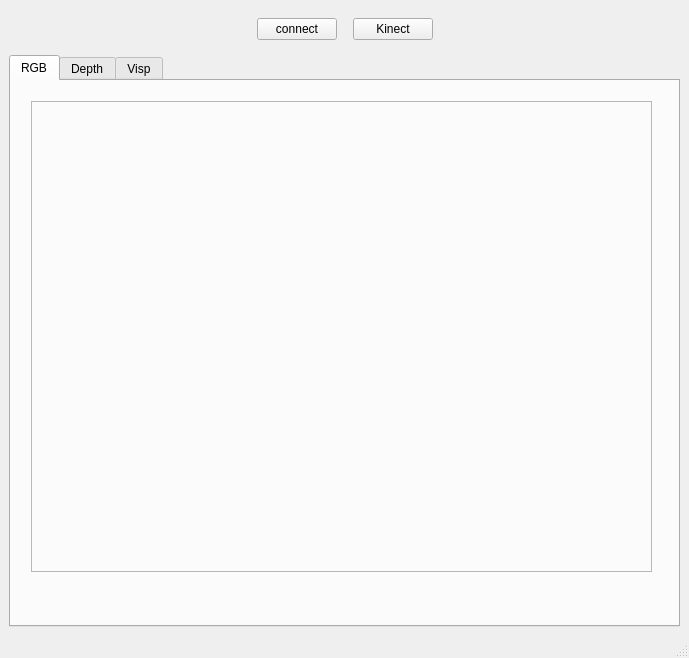
This is src/mainwindow.ui in MRwangmaomao/QT_ROS_Visp_kinectV2_platform-cv_test as Qt 5 draws it before an edit. The edited form follows.
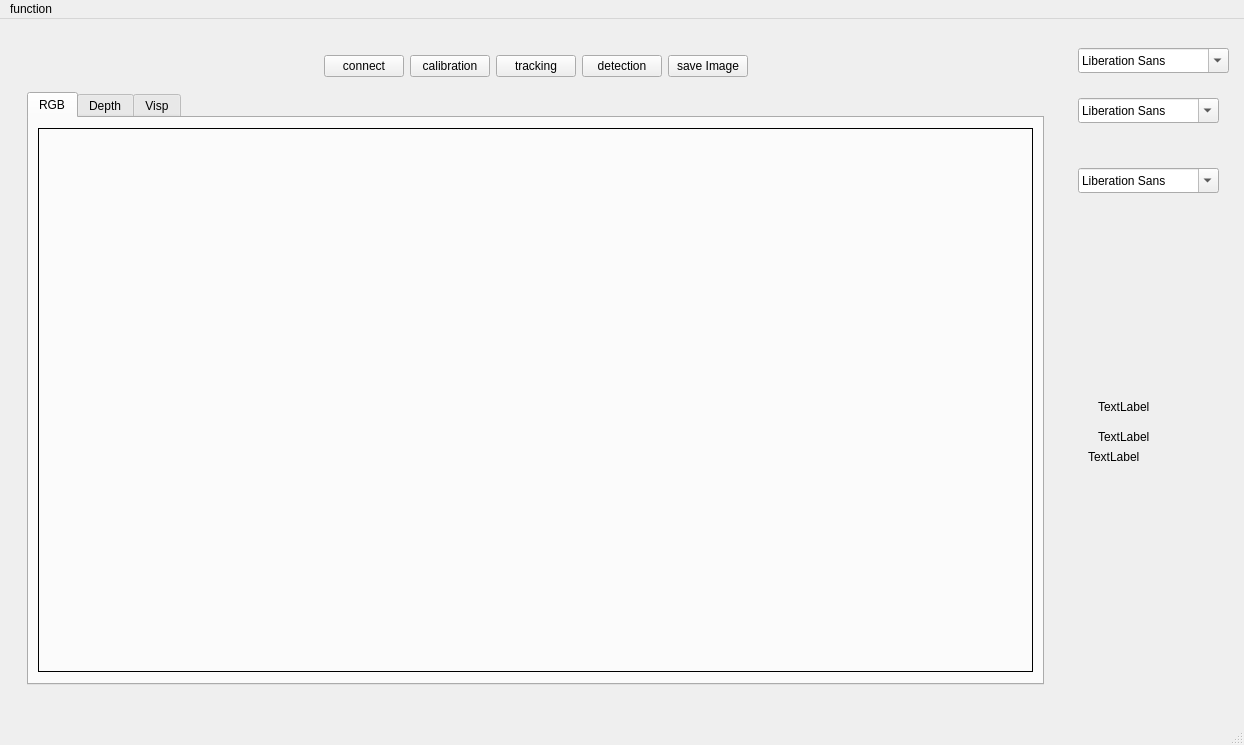
This is the edited form.

```diff
--- a/src/mainwindow.ui
+++ b/src/mainwindow.ui
@@ -6,29 +6,41 @@
    <rect>
     <x>0</x>
     <y>0</y>
-    <width>689</width>
-    <height>658</height>
+    <width>1244</width>
+    <height>745</height>
    </rect>
   </property>
+  <property name="minimumSize">
+   <size>
+    <width>1030</width>
+    <height>680</height>
+   </size>
+  </property>
   <property name="windowTitle">
-   <string>MainWindow</string>
+   <string>THU Machine Vision</string>
   </property>
   <widget class="QWidget" name="centralwidget">
-   <layout class="QVBoxLayout" name="verticalLayout">
-    <item>
+   <layout class="QFormLayout" name="formLayout">
+    <item row="0" column="0">
      <widget class="QWidget" name="widget" native="true">
       <layout class="QHBoxLayout" name="horizontalLayout">
        <item>
-        <spacer name="horizontalSpacer">
+        <widget class="QStackedWidget" name="stackedWidget">
+         <property name="currentIndex">
+          <number>0</number>
+         </property>
+         <widget class="QWidget" name="main">
+          <layout class="QVBoxLayout" name="verticalLayout_2">
+           <item>
+            <layout class="QHBoxLayout" name="horizontalLayout_2">
+             <item>
+              <spacer name="horizontalSpacer_2">
          <property name="orientation">
           <enum>Qt::Horizontal</enum>
          </property>
-         <property name="sizeType">
-          <enum>QSizePolicy::Expanding</enum>
-         </property>
          <property name="sizeHint" stdset="0">
           <size>
-           <width>10</width>
+                 <width>40</width>
            <height>20</height>
           </size>
          </property>
@@ -42,49 +54,62 @@
         </widget>
        </item>
        <item>
-        <spacer name="horizontalSpacer_2">
-         <property name="orientation">
-          <enum>Qt::Horizontal</enum>
-         </property>
-         <property name="sizeType">
-          <enum>QSizePolicy::Fixed</enum>
-         </property>
-         <property name="sizeHint" stdset="0">
-          <size>
-           <width>10</width>
-           <height>10</height>
-          </size>
-         </property>
-        </spacer>
+              <widget class="QPushButton" name="pushButtonCalibration">
+               <property name="text">
+                <string>calibration</string>
+               </property>
+              </widget>
+             </item>
+             <item>
+              <widget class="QPushButton" name="pushButtonTracking">
+               <property name="text">
+                <string>tracking</string>
+               </property>
+              </widget>
+             </item>
+             <item>
+              <widget class="QPushButton" name="pushButtonDetection">
+               <property name="text">
+                <string>detection</string>
+               </property>
+              </widget>
        </item>
        <item>
         <widget class="QPushButton" name="pushButtonKinect">
          <property name="text">
-          <string>Kinect</string>
+                <string>save Image</string>
          </property>
         </widget>
        </item>
        <item>
-        <spacer name="horizontalSpacer_3">
+              <spacer name="horizontalSpacer">
          <property name="orientation">
           <enum>Qt::Horizontal</enum>
          </property>
-         <property name="sizeType">
-          <enum>QSizePolicy::Expanding</enum>
-         </property>
          <property name="sizeHint" stdset="0">
           <size>
-           <width>10</width>
+                 <width>40</width>
            <height>20</height>
           </size>
          </property>
         </spacer>
        </item>
       </layout>
-     </widget>
     </item>
     <item>
      <widget class="QTabWidget" name="tabWidgetImage">
+             <property name="minimumSize">
+              <size>
+               <width>1017</width>
+               <height>593</height>
+              </size>
+             </property>
+             <property name="maximumSize">
+              <size>
+               <width>1017</width>
+               <height>593</height>
+              </size>
+             </property>
       <property name="currentIndex">
        <number>0</number>
       </property>
@@ -92,36 +117,38 @@
        <attribute name="title">
         <string>RGB</string>
        </attribute>
+              <layout class="QHBoxLayout" name="horizontalLayout_3">
+               <item>
        <widget class="QLabel" name="label_image">
-        <property name="geometry">
-         <rect>
-          <x>20</x>
-          <y>20</y>
-          <width>621</width>
-          <height>471</height>
-         </rect>
+                 <property name="minimumSize">
+                  <size>
+                   <width>995</width>
+                   <height>544</height>
+                  </size>
+                 </property>
+                 <property name="maximumSize">
+                  <size>
+                   <width>995</width>
+                   <height>544</height>
+                  </size>
         </property>
         <property name="frameShape">
-         <enum>QFrame::StyledPanel</enum>
+                  <enum>QFrame::Panel</enum>
         </property>
         <property name="text">
          <string/>
         </property>
        </widget>
+               </item>
+              </layout>
       </widget>
       <widget class="QWidget" name="tab_2">
        <attribute name="title">
         <string>Depth</string>
        </attribute>
+              <layout class="QHBoxLayout" name="horizontalLayout_5">
+               <item>
        <widget class="QLabel" name="labelDepthImage">
-        <property name="geometry">
-         <rect>
-          <x>10</x>
-          <y>10</y>
-          <width>501</width>
-          <height>361</height>
-         </rect>
-        </property>
         <property name="frameShape">
          <enum>QFrame::Panel</enum>
         </property>
@@ -129,20 +156,16 @@
          <string/>
         </property>
        </widget>
+               </item>
+              </layout>
       </widget>
       <widget class="QWidget" name="tab_3">
        <attribute name="title">
         <string>Visp</string>
        </attribute>
+              <layout class="QHBoxLayout" name="horizontalLayout_4">
+               <item>
        <widget class="QLabel" name="label_Visp">
-        <property name="geometry">
-         <rect>
-          <x>30</x>
-          <y>20</y>
-          <width>611</width>
-          <height>461</height>
-         </rect>
-        </property>
         <property name="frameShape">
          <enum>QFrame::Panel</enum>
         </property>
@@ -153,6 +176,91 @@
          <enum>Qt::AutoText</enum>
         </property>
        </widget>
+               </item>
+              </layout>
+             </widget>
+            </widget>
+           </item>
+          </layout>
+         </widget>
+         <widget class="QWidget" name="page"/>
+         <widget class="QWidget" name="detection"/>
+         <widget class="QWidget" name="tracking"/>
+        </widget>
+       </item>
+      </layout>
+     </widget>
+    </item>
+    <item row="0" column="1">
+     <widget class="QWidget" name="widget_2" native="true">
+      <widget class="QLabel" name="label">
+       <property name="geometry">
+        <rect>
+         <x>30</x>
+         <y>370</y>
+         <width>67</width>
+         <height>17</height>
+        </rect>
+       </property>
+       <property name="text">
+        <string>TextLabel</string>
+       </property>
+      </widget>
+      <widget class="QLabel" name="label_2">
+       <property name="geometry">
+        <rect>
+         <x>30</x>
+         <y>400</y>
+         <width>67</width>
+         <height>17</height>
+        </rect>
+       </property>
+       <property name="text">
+        <string>TextLabel</string>
+       </property>
+      </widget>
+      <widget class="QLabel" name="label_3">
+       <property name="geometry">
+        <rect>
+         <x>20</x>
+         <y>420</y>
+         <width>67</width>
+         <height>17</height>
+        </rect>
+       </property>
+       <property name="text">
+        <string>TextLabel</string>
+       </property>
+      </widget>
+      <widget class="QFontComboBox" name="CBtracking">
+       <property name="geometry">
+        <rect>
+         <x>10</x>
+         <y>20</y>
+         <width>151</width>
+         <height>25</height>
+        </rect>
+       </property>
+      </widget>
+      <widget class="QFontComboBox" name="CBdetection">
+       <property name="geometry">
+        <rect>
+         <x>10</x>
+         <y>70</y>
+         <width>141</width>
+         <height>25</height>
+        </rect>
+       </property>
+      </widget>
+      <widget class="QFontComboBox" name="CBCalibration">
+       <property name="geometry">
+        <rect>
+         <x>10</x>
+         <y>140</y>
+         <width>141</width>
+         <height>25</height>
+        </rect>
+       </property>
       </widget>
      </widget>
     </item>
@@ -163,12 +271,39 @@
     <rect>
      <x>0</x>
      <y>0</y>
-     <width>689</width>
+     <width>1244</width>
      <height>28</height>
     </rect>
    </property>
+   <widget class="QMenu" name="menufunction">
+    <property name="title">
+     <string>function</string>
+    </property>
+    <addaction name="actionmain"/>
+   </widget>
+   <addaction name="menufunction"/>
   </widget>
   <widget class="QStatusBar" name="statusbar"/>
+  <action name="actionmain">
+   <property name="text">
+    <string>main</string>
+   </property>
+  </action>
+  <action name="actioncalibration">
+   <property name="text">
+    <string>calibration</string>
+   </property>
+  </action>
+  <action name="actiondetection">
+   <property name="text">
+    <string>detection</string>
+   </property>
+  </action>
+  <action name="actiontracking">
+   <property name="text">
+    <string>tracking</string>
+   </property>
+  </action>
  </widget>
  <resources/>
  <connections/>
```
Lines whose indentation alone changed are shown as unchanged.
